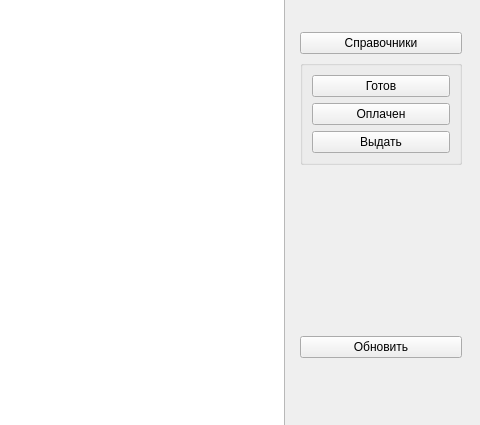
Above: main.ui from leoneii/ixjournal before the change; both pictures show x 963 to 1443 and y 226 to 651 of the 1443 by 816 pixel window. Below: the same form after it.
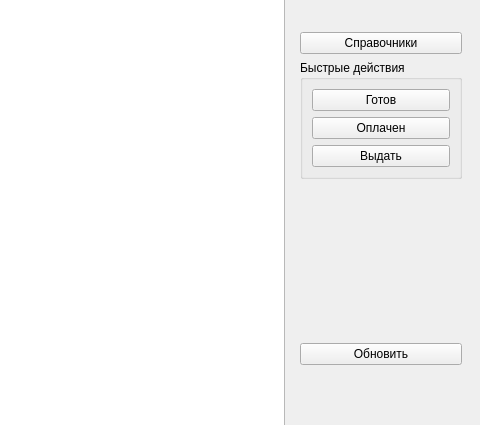
That is the form after the change. Icons and pictures are not drawn.

Commit message: Обновил

What changed in the file:
```diff
--- a/main.ui
+++ b/main.ui
@@ -364,7 +364,7 @@
           </sizepolicy>
          </property>
          <property name="title">
-          <string/>
+          <string>Быстрые действия</string>
          </property>
          <layout class="QVBoxLayout" name="verticalLayout">
           <item>
```
